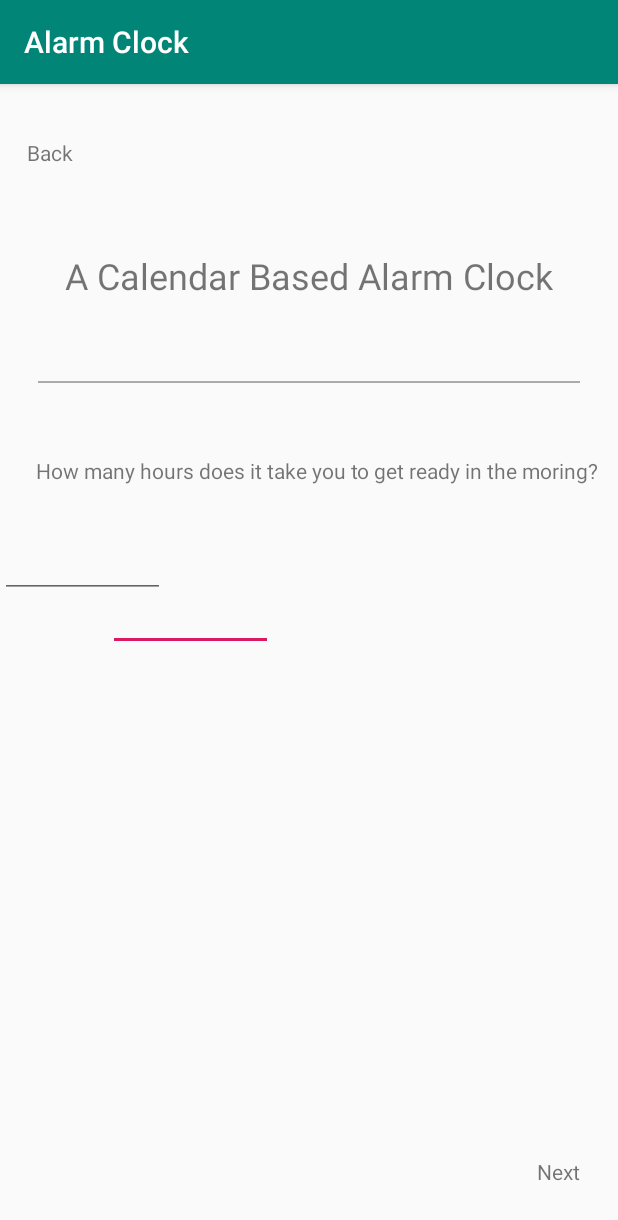
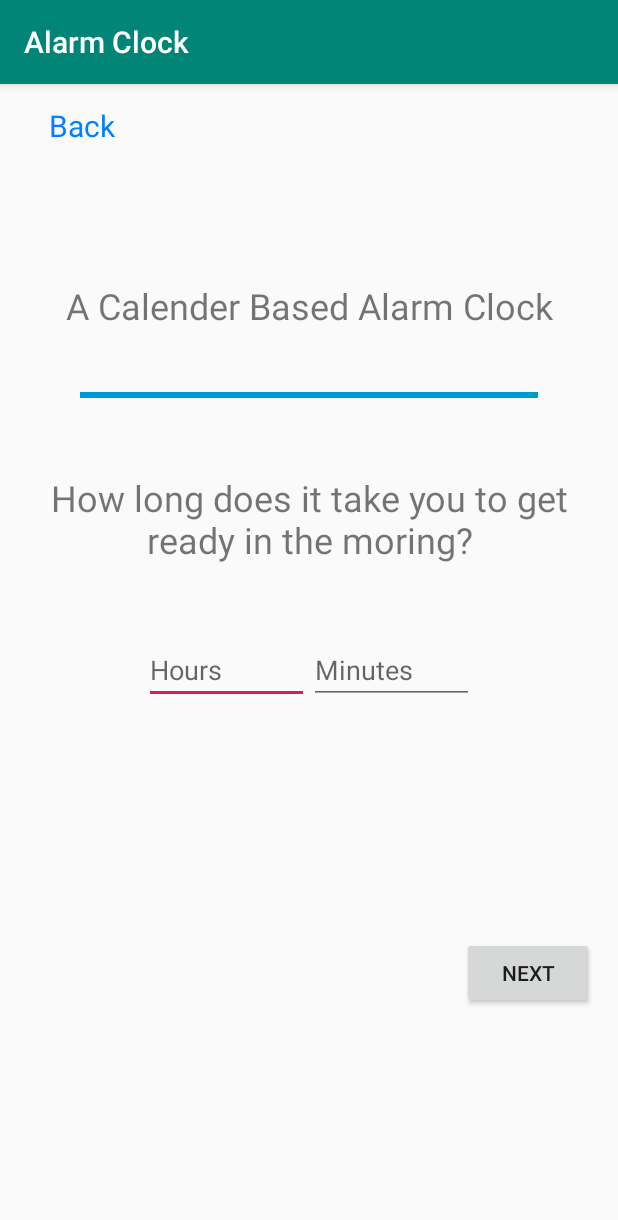
Before and after one commit to oikheloa/ACalendarBasedAlarmClock, an Android app: the getReady screen opened directly, with no data from a screen before it, on a phone screen of 412 x 824 dp. Shown: the top 1220 px of the screen. Run offline under Robolectric (Android 15) with nearby library versions, the phone set to English and light mode, and no system bars.

Commit message:
View and edit alarms

```diff
--- a/app/src/main/AndroidManifest.xml
+++ b/app/src/main/AndroidManifest.xml
@@ -12,6 +12,7 @@
         <activity android:name=".getReady"></activity>
         <activity android:name=".Transportation" />
         <activity android:name=".WelcomePage" />
+        <activity android:name=".AlarmsList" />
         <activity
             android:name=".ui.login.LoginActivity"
             android:label="@string/title_activity_login" />
--- a/app/src/main/java/com/example/alarmclock/getReady.java
+++ b/app/src/main/java/com/example/alarmclock/getReady.java
@@ -2,7 +2,9 @@ package com.example.alarmclock;
 
 import androidx.appcompat.app.AppCompatActivity;
 
+import android.content.Intent;
 import android.os.Bundle;
+import android.view.View;
 
 public class getReady extends AppCompatActivity {
 
@@ -10,5 +12,15 @@ public class getReady extends AppCompatActivity {
     protected void onCreate(Bundle savedInstanceState) {
         super.onCreate(savedInstanceState);
         setContentView(R.layout.activity_get_ready);
+
+        System.out.println("getReady onCreate");
+    }
+
+    public void jumpToAlarmsList(View view){
+
+        Intent intent = new Intent(getApplicationContext(), AlarmsList.class);
+        startActivity(intent);
+
+        System.out.println("getReady jumpToAlarmsList");
     }
 }
--- a/app/src/main/res/layout/activity_get_ready.xml
+++ b/app/src/main/res/layout/activity_get_ready.xml
@@ -6,116 +6,85 @@
     android:layout_height="match_parent"
     tools:context=".getReady">
 
+    <LinearLayout
+        android:layout_width="match_parent"
+        android:layout_height="match_parent"
+        android:gravity="center_horizontal"
+        android:orientation="vertical">
+
+        <TextView
+            android:id="@+id/textView7"
+            android:layout_width="match_parent"
+            android:layout_height="wrap_content"
+            android:layout_marginLeft="22dp"
+            android:layout_marginTop="14dp"
+            android:text="Back"
+            android:textColor="#0080FF"
+            android:textSize="20sp" />
+
+        <TextView
+            android:id="@+id/textView2"
+            android:layout_width="match_parent"
+            android:layout_height="wrap_content"
+            android:layout_marginTop="90dp"
+            android:gravity="center"
+            android:text="A Calender Based Alarm Clock"
+            android:textSize="24sp" />
+
         <View
-        android:id="@+id/view"
-        android:layout_width="0dp"
-        android:layout_height="1dp"
-        android:layout_marginStart="25dp"
-        android:layout_marginLeft="25dp"
-        android:layout_marginTop="54dp"
-        android:layout_marginEnd="25dp"
-        android:layout_marginRight="25dp"
-        android:layout_marginBottom="15dp"
-        android:background="@android:color/darker_gray"
-        app:layout_constraintBottom_toTopOf="@+id/textView3"
-        app:layout_constraintEnd_toEndOf="parent"
-        app:layout_constraintStart_toStartOf="parent"
-        app:layout_constraintTop_toBottomOf="@+id/textView" />
+            android:id="@+id/divider2"
+            android:layout_width="match_parent"
+            android:layout_height="4dp"
+            android:layout_marginLeft="53dp"
+            android:layout_marginTop="41dp"
+            android:layout_marginRight="53dp"
+            android:background="@android:color/holo_blue_dark" />
+
+        <TextView
+            android:layout_width="match_parent"
+            android:layout_height="wrap_content"
+            android:layout_marginStart="10dp"
+            android:layout_marginTop="50dp"
+            android:layout_marginEnd="10dp"
+            android:gravity="center_horizontal"
+            android:text="How long does it take you to get ready in the moring?"
+            android:textSize="24sp" />
+
+        <LinearLayout
+            android:layout_width="match_parent"
+            android:layout_height="wrap_content"
+            android:layout_marginTop="30dp"
+            android:gravity="center_horizontal|top"
+            android:orientation="horizontal"
+            android:paddingTop="20dp">
 
             <EditText
                 android:id="@+id/editText"
                 android:layout_width="110dp"
                 android:layout_height="43dp"
-        android:layout_marginStart="72dp"
-        android:layout_marginLeft="72dp"
-        android:layout_marginTop="155dp"
-        android:layout_marginEnd="229dp"
-        android:layout_marginRight="229dp"
-        android:layout_marginBottom="390dp"
                 android:ems="10"
-        android:inputType="number"
-        app:layout_constraintBottom_toBottomOf="parent"
-        app:layout_constraintEnd_toEndOf="parent"
-        app:layout_constraintHorizontal_bias="0.0"
-        app:layout_constraintStart_toStartOf="parent"
-        app:layout_constraintTop_toBottomOf="@+id/textView"
-        app:layout_constraintVertical_bias="1.0" />
+                android:hint="Hours"
+                android:inputType="number" />
 
             <EditText
-        android:id="@+id/editText4"
                 android:layout_width="110dp"
                 android:layout_height="43dp"
-        android:layout_marginTop="155dp"
-        android:layout_marginBottom="390dp"
                 android:ems="10"
-        android:inputType="number"
-        app:layout_constraintBottom_toBottomOf="parent"
-        app:layout_constraintTop_toBottomOf="@+id/textView"
-        app:layout_constraintVertical_bias="0.0"
-        tools:layout_editor_absoluteX="235dp" />
+                android:hint="Minutes"
+                android:inputType="number" />
 
-    <TextView
-        android:id="@+id/textView"
+        </LinearLayout>
+
+        <Button
             android:layout_width="wrap_content"
             android:layout_height="wrap_content"
-        android:layout_marginStart="109dp"
-        android:layout_marginLeft="109dp"
-        android:layout_marginTop="111dp"
-        android:layout_marginEnd="110dp"
-        android:layout_marginRight="110dp"
-        android:layout_marginBottom="15dp"
-        android:text="A Calendar Based Alarm Clock"
-        android:textSize="24sp"
-        app:layout_constraintBottom_toTopOf="@+id/view"
-        app:layout_constraintEnd_toEndOf="parent"
-        app:layout_constraintStart_toStartOf="parent"
-        app:layout_constraintTop_toTopOf="parent" />
-
-    <TextView
-        android:id="@+id/textView2"
-        android:layout_width="wrap_content"
-        android:layout_height="wrap_content"
-        android:layout_marginStart="17dp"
-        android:layout_marginLeft="17dp"
-        android:layout_marginTop="29dp"
-        android:layout_marginEnd="363dp"
-        android:layout_marginRight="363dp"
-        android:layout_marginBottom="136dp"
-        android:text="Back"
-        app:layout_constraintBottom_toTopOf="@+id/view"
-        app:layout_constraintEnd_toEndOf="parent"
-        app:layout_constraintStart_toStartOf="parent"
-        app:layout_constraintTop_toTopOf="parent" />
-
-    <TextView
-        android:id="@+id/textView4"
-        android:layout_width="wrap_content"
-        android:layout_height="wrap_content"
-        android:layout_marginStart="357dp"
-        android:layout_marginLeft="357dp"
-        android:layout_marginTop="553dp"
-        android:layout_marginEnd="25dp"
-        android:layout_marginRight="25dp"
-        android:layout_marginBottom="16dp"
-        android:text="Next"
-        app:layout_constraintBottom_toBottomOf="parent"
-        app:layout_constraintEnd_toEndOf="parent"
-        app:layout_constraintStart_toStartOf="parent"
-        app:layout_constraintTop_toBottomOf="@+id/textView" />
-
-    <TextView
-        android:id="@+id/textView5"
-        android:layout_width="wrap_content"
-        android:layout_height="wrap_content"
-        android:layout_marginStart="10dp"
-        android:layout_marginLeft="10dp"
-        android:layout_marginTop="104dp"
-        android:layout_marginEnd="10dp"
-        android:layout_marginRight="10dp"
-        android:text="How many hours does it take you to get ready in the moring?"
-        app:layout_constraintEnd_toEndOf="parent"
-        app:layout_constraintHorizontal_bias="0.857"
-        app:layout_constraintStart_toStartOf="parent"
-        app:layout_constraintTop_toBottomOf="@+id/textView" />
+            android:layout_gravity="right"
+            android:layout_marginTop="155dp"
+            android:layout_marginEnd="16dp"
+            android:layout_marginRight="41dp"
+            android:layout_marginBottom="80dp"
+            android:onClick="jumpToAlarmsList"
+            android:text="Next" />
+    </LinearLayout>
 
 </androidx.constraintlayout.widget.ConstraintLayout>
```
Also changed, not shown: app/src/main/java/com/example/alarmclock/Alarm.java (added, +58 -0 lines), app/src/main/java/com/example/alarmclock/AlarmAdapter.java (added, +50 -0 lines), app/src/main/java/com/example/alarmclock/AlarmsList.java (added, +136 -0 lines), app/src/main/java/com/example/alarmclock/TimePickerFragment.java (added, +26 -0 lines), app/src/main/res/layout/activity_alarms.xml (added, +167 -0 lines), app/src/main/res/layout/alarm_list_item.xml (added, +61 -0 lines). Lines whose indentation alone changed are shown as unchanged.
